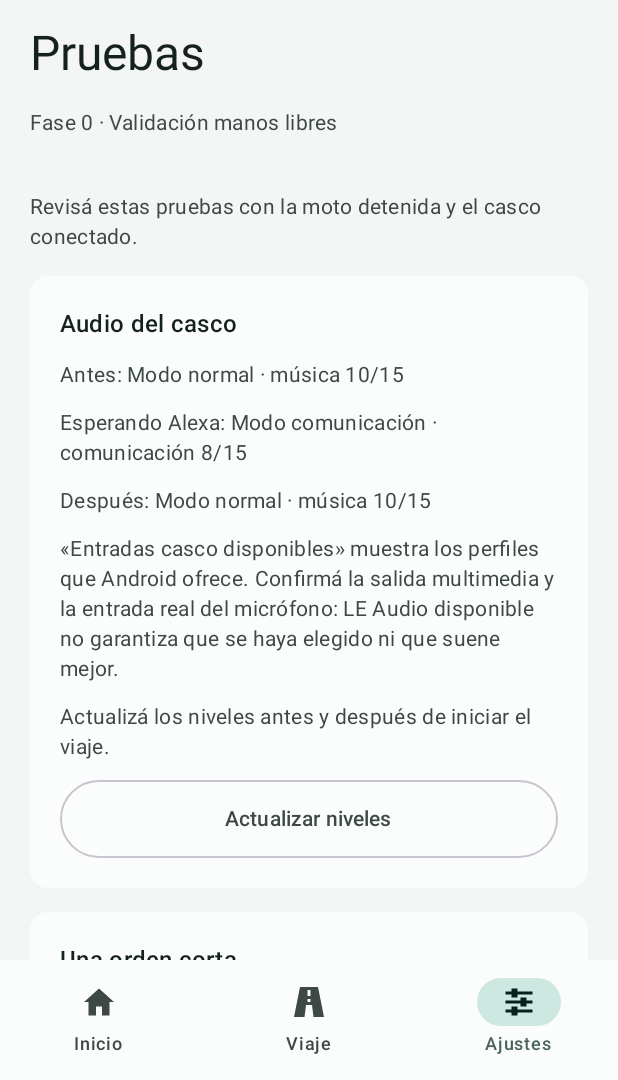
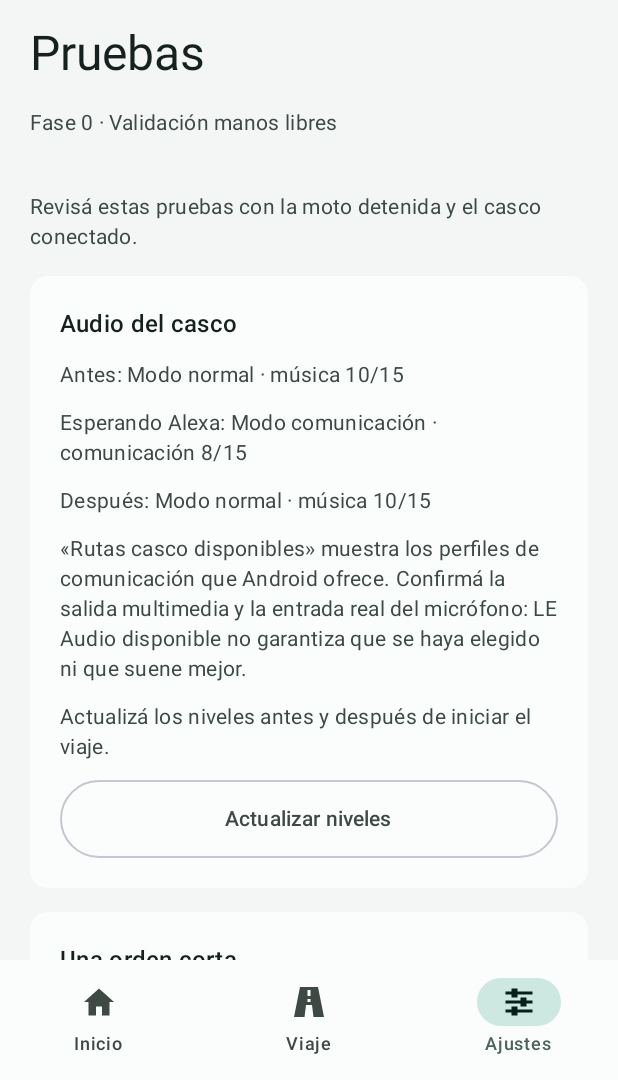
Before and after one commit to Gust4av033/APP-Copiloto-Moto, an Android app built with Jetpack Compose: the @Preview function TestsPreview, on a phone screen of 412 x 824 dp, the part 156-1236 px from its top. Run offline under Robolectric (Android 15) with nearby library versions, the light colour scheme and no system bars.

Commit message:
Distinguir ruta de comunicación de micrófono realmente capturado

```diff
--- a/app/src/main/res/values/ui_strings.xml
+++ b/app/src/main/res/values/ui_strings.xml
@@ -24,7 +24,7 @@
     <string name="trip_audio_check_hint">Compará la salida de música antes, durante y después de la sesión con la moto detenida. El número de volumen no mide la intensidad real.</string>
     <string name="trip_sco_observed">Durante la espera de Alexa, Android informa salida Bluetooth SCO. La música puede sonar más tenue y con menor calidad aunque marque el mismo volumen.</string>
     <string name="trip_le_observed">Android informa salida Bluetooth LE durante la espera de Alexa. Compará cómo suenan la música y el micrófono: esta ruta depende de las capacidades del casco.</string>
-    <string name="tests_audio_profile_hint">«Entradas casco disponibles» muestra los perfiles que Android ofrece. Confirmá la salida multimedia y la entrada real del micrófono: LE Audio disponible no garantiza que se haya elegido ni que suene mejor.</string>
+    <string name="tests_audio_profile_hint">«Rutas casco disponibles» muestra los perfiles de comunicación que Android ofrece. Confirmá la salida multimedia y la entrada real del micrófono: LE Audio disponible no garantiza que se haya elegido ni que suene mejor.</string>
     <string name="trip_phone_wake_trial">Solo prueba estacionaria: Alexa usa el micrófono del teléfono. En ruta el teléfono no ha logrado oírte; elegí el modo casco antes de conducir.</string>
     <string name="audio_comparison_show">Ver comparación de audio</string>
     <string name="audio_comparison_hide">Ocultar comparación</string>
```
